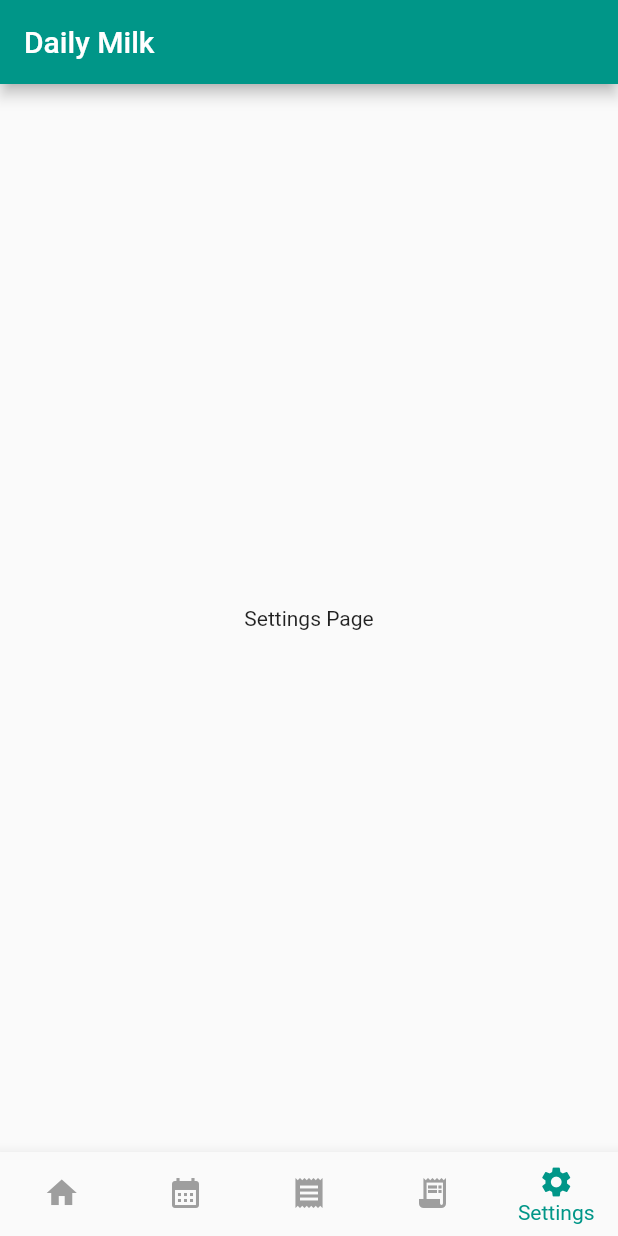
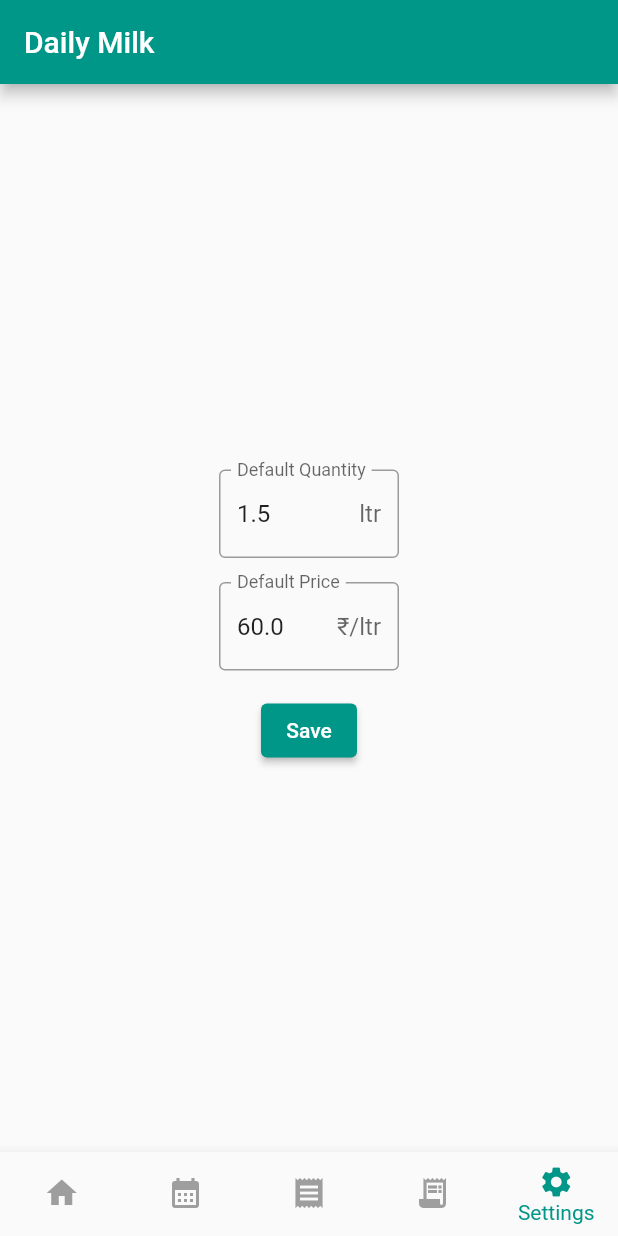
Before and after one commit to keshava19/daily-milk, a Flutter app: the screen it shows after launch, item 5 of the bottom bar chosen, on a phone screen of 412 x 824 dp. Run offline on Flutter 3.47's test engine with Material 2 defaults, Android fonts, the phone set to English and light mode, and no system bars; our stand-ins replace hive; accounts and stored records are empty; generated files the repository leaves out were written again.

Commit message:
settings page

```diff
--- a/daily_milk/lib/pages/ui/settings/settings_page.dart
+++ b/daily_milk/lib/pages/ui/settings/settings_page.dart
@@ -1,13 +1,101 @@
+import 'package:daily_milk/utils/hive_constants.dart';
 import 'package:flutter/material.dart';
+import 'package:flutter_gen/gen_l10n/app_localizations.dart';
+import 'package:hive/hive.dart';
 
-class SettingsPage extends StatelessWidget {
+class SettingsPage extends StatefulWidget {
   const SettingsPage({super.key});
 
   @override
+  State<SettingsPage> createState() => _SettingsPageState();
+}
+
+class _SettingsPageState extends State<SettingsPage> {
+  final formKey = GlobalKey<FormState>();
+  var quantityCtr = TextEditingController();
+  var priceCtr = TextEditingController();
+
+  @override
+  void initState() {
+    defaultValues();
+    super.initState();
+  }
+
+  void defaultValues() async {
+    var box = await Hive.openBox(HiveConstants.boxName);
+    double price = box.get(HiveConstants.defaultPrice, defaultValue: 45);
+    double quantity = box.get(HiveConstants.defaultQuantity, defaultValue: 1);
+    priceCtr.text = price.toString();
+    quantityCtr.text = quantity.toString();
+  }
+
+  @override
   Widget build(BuildContext context) {
-    return Container(
-      alignment: Alignment.center,
-      child: const Text('Settings Page'),
+    return Form(
+      key: formKey,
+      child: Column(
+        mainAxisAlignment: MainAxisAlignment.center,
+        crossAxisAlignment: CrossAxisAlignment.center,
+        mainAxisSize: MainAxisSize.max,
+        children: [
+          SizedBox(width: MediaQuery.of(context).size.width),
+          SizedBox(
+            width: 120,
+            child: TextFormField(
+              validator: ((value) {
+                return (value?.isEmpty ?? true)
+                    ? AppLocalizations.of(context)!.required
+                    : null;
+              }),
+              keyboardType: TextInputType.number,
+              controller: quantityCtr,
+              decoration: InputDecoration(
+                suffixText: AppLocalizations.of(context)!.milkQuantitySymbol,
+                labelText: AppLocalizations.of(context)!.defaultQuantity,
+                border: const OutlineInputBorder(),
+              ),
+            ),
+          ),
+          const SizedBox(height: 16),
+          SizedBox(
+            width: 120,
+            child: TextFormField(
+              validator: ((value) {
+                return (value?.isEmpty ?? true)
+                    ? AppLocalizations.of(context)!.required
+                    : null;
+              }),
+              keyboardType: TextInputType.number,
+              controller: priceCtr,
+              decoration: InputDecoration(
+                suffixText: AppLocalizations.of(context)!.pricePerLitre,
+                labelText: AppLocalizations.of(context)!.defaultPrice,
+                border: const OutlineInputBorder(),
+              ),
+            ),
+          ),
+          const SizedBox(height: 16),
+          ElevatedButton(
+            onPressed: onSubmit,
+            child: Text(AppLocalizations.of(context)!.save),
+          ),
+        ],
+      ),
     );
   }
+
+  void onSubmit() async {
+    if (formKey.currentState!.validate()) {
+      var box = await Hive.openBox(HiveConstants.boxName);
+      var price = double.parse(priceCtr.text);
+      var quantity = double.parse(quantityCtr.text);
+      box.put(HiveConstants.defaultPrice, price);
+      box.put(HiveConstants.defaultQuantity, quantity);
+      if (!mounted) return;
+      ScaffoldMessenger.of(context).showSnackBar(
+        SnackBar(
+            content: Text(AppLocalizations.of(context)!.settingsSubmitSuccess)),
+      );
+    }
+  }
 }
```
